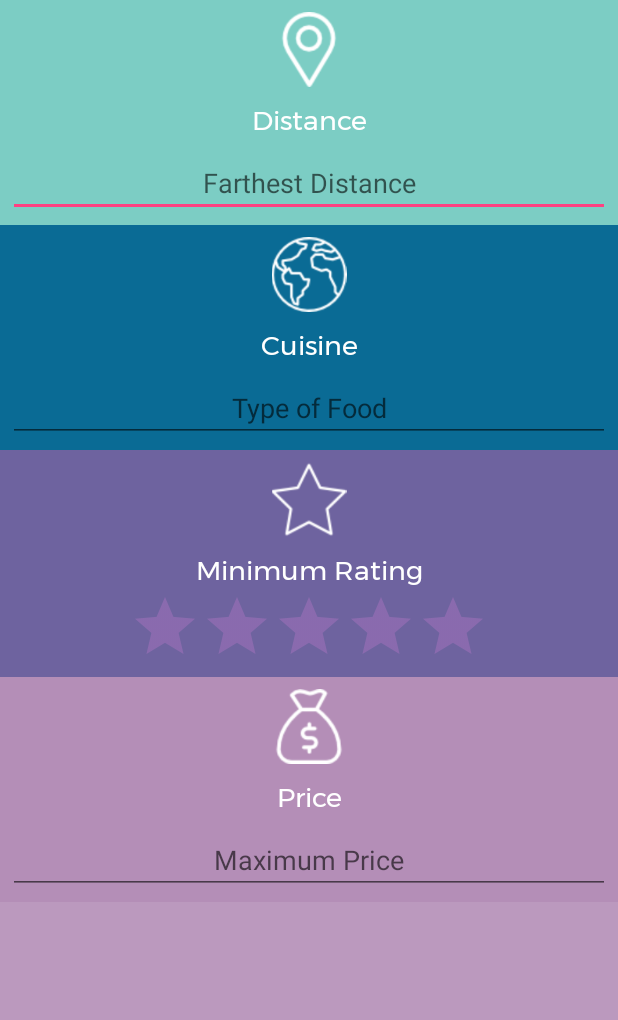
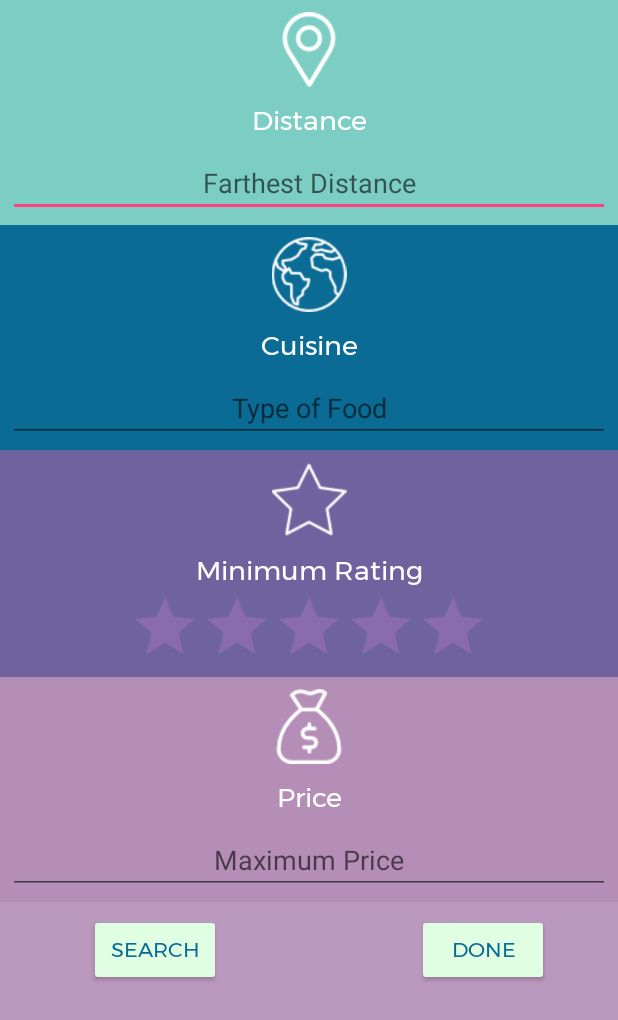
Before and after one commit to RandomAdventure/RandomAdv, an Android app: the layout fragment_selection.xml on its own in the app's theme, with its tools: preview values and no code run, on a phone screen of 412 x 824 dp. Shown: the top 1020 px of the screen. Run offline under Robolectric (Android 15) with nearby library versions, the phone set to English and light mode, and no system bars.

Commit message:
added buttons to selection fragment

```diff
--- a/app/src/main/res/layout/fragment_selection.xml
+++ b/app/src/main/res/layout/fragment_selection.xml
@@ -166,6 +166,49 @@
 
             </LinearLayout>
 
+            <android.support.constraint.ConstraintLayout
+                android:layout_width="match_parent"
+                android:layout_height="match_parent">
+
+                <Button
+                    android:id="@+id/sfSearchButton"
+                    android:layout_width="wrap_content"
+                    android:layout_height="wrap_content"
+                    android:layout_marginBottom="8dp"
+                    android:layout_marginEnd="8dp"
+                    android:layout_marginStart="8dp"
+                    android:layout_marginTop="8dp"
+                    android:backgroundTint="@color/lightTeal"
+                    android:fontFamily="@font/montserrat_regular"
+                    android:text="Search"
+                    android:textColor="@color/darkTeal"
+                    app:layout_constraintBottom_toBottomOf="parent"
+                    app:layout_constraintEnd_toEndOf="parent"
+                    app:layout_constraintHorizontal_bias="0.166"
+                    app:layout_constraintStart_toStartOf="parent"
+                    app:layout_constraintTop_toTopOf="parent"
+                    app:layout_constraintVertical_bias="0.0" />
+
+                <Button
+                    android:id="@+id/sfDoneButton"
+                    android:layout_width="wrap_content"
+                    android:layout_height="wrap_content"
+                    android:layout_marginBottom="8dp"
+                    android:layout_marginEnd="8dp"
+                    android:layout_marginStart="8dp"
+                    android:layout_marginTop="8dp"
+                    android:backgroundTint="@color/lightTeal"
+                    android:fontFamily="@font/montserrat_regular"
+                    android:text="Done"
+                    android:textColor="@color/darkTeal"
+                    app:layout_constraintBottom_toBottomOf="parent"
+                    app:layout_constraintEnd_toEndOf="parent"
+                    app:layout_constraintHorizontal_bias="0.876"
+                    app:layout_constraintStart_toStartOf="parent"
+                    app:layout_constraintTop_toTopOf="parent"
+                    app:layout_constraintVertical_bias="0.0" />
+            </android.support.constraint.ConstraintLayout>
+
 
         </LinearLayout>
 
```
